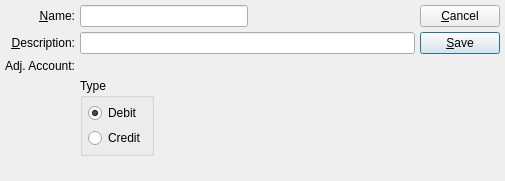
Before: the Qt Designer form xtuple/trunk/guiclient/bankAdjustmentType.ui in WooodHead/xtuple, drawn with Qt 5.
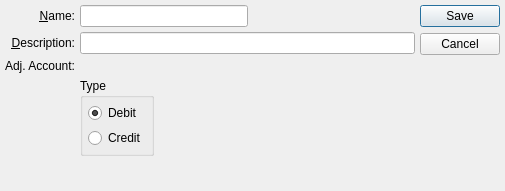
After: the same form once the commit is applied. Custom widgets are drawn as their Qt base class.

Commit message: issue #11491:  Continue moving windows to Setup screen.

```diff
--- a/xtuple/trunk/guiclient/bankAdjustmentType.ui
+++ b/xtuple/trunk/guiclient/bankAdjustmentType.ui
@@ -9,39 +9,27 @@
 to be bound by its terms.</comment>
  <exportmacro></exportmacro>
  <class>bankAdjustmentType</class>
- <widget class="QDialog" name="bankAdjustmentType" >
-  <property name="geometry" >
+ <widget class="QDialog" name="bankAdjustmentType">
+  <property name="geometry">
    <rect>
     <x>0</x>
     <y>0</y>
     <width>505</width>
-    <height>181</height>
+    <height>191</height>
    </rect>
   </property>
   <property name="windowTitle" >
    <string>Adjustment Type</string>
   </property>
-  <layout class="QHBoxLayout" >
-   <property name="margin" >
-    <number>5</number>
-   </property>
-   <property name="spacing" >
-    <number>5</number>
-   </property>
-   <item>
-    <layout class="QVBoxLayout" >
-     <property name="margin" >
-      <number>0</number>
-     </property>
-     <property name="spacing" >
+  <layout class="QGridLayout" name="gridLayout">
+   <item row="0" column="0">
+    <layout class="QVBoxLayout">
+     <property name="spacing">
       <number>0</number>
      </property>
      <item>
-      <layout class="QGridLayout" >
-       <property name="margin" >
-        <number>0</number>
-       </property>
-       <property name="spacing" >
+      <layout class="QGridLayout">
+       <property name="spacing">
         <number>5</number>
        </property>
        <item row="0" column="0" >
@@ -57,12 +45,9 @@
          </property>
         </widget>
        </item>
-       <item row="0" column="1" >
-        <layout class="QHBoxLayout" >
-         <property name="margin" >
-          <number>0</number>
-         </property>
-         <property name="spacing" >
+       <item row="0" column="1">
+        <layout class="QHBoxLayout">
+         <property name="spacing">
           <number>0</number>
          </property>
          <item>
@@ -99,12 +84,9 @@
          </property>
         </widget>
        </item>
-       <item row="3" column="1" >
-        <layout class="QHBoxLayout" >
-         <property name="margin" >
-          <number>0</number>
-         </property>
-         <property name="spacing" >
+       <item row="3" column="1">
+        <layout class="QHBoxLayout">
+         <property name="spacing">
           <number>0</number>
          </property>
          <item>
@@ -196,62 +178,19 @@
      </item>
     </layout>
    </item>
-   <item>
-    <layout class="QVBoxLayout" >
-     <property name="margin" >
-      <number>0</number>
+   <item row="0" column="1">
+    <widget class="QDialogButtonBox" name="_buttonBox">
+     <property name="orientation">
+      <enum>Qt::Vertical</enum>
      </property>
-     <property name="spacing" >
-      <number>0</number>
+     <property name="standardButtons">
+      <set>QDialogButtonBox::Cancel|QDialogButtonBox::Save</set>
      </property>
-     <item>
-      <layout class="QVBoxLayout" >
-       <property name="margin" >
-        <number>0</number>
-       </property>
-       <property name="spacing" >
-        <number>5</number>
-       </property>
-       <item>
-        <widget class="QPushButton" name="_close" >
-         <property name="text" >
-          <string>&amp;Cancel</string>
-         </property>
-        </widget>
-       </item>
-       <item>
-        <widget class="QPushButton" name="_save" >
-         <property name="text" >
-          <string>&amp;Save</string>
-         </property>
-         <property name="default" >
-          <bool>true</bool>
-         </property>
-        </widget>
-       </item>
-      </layout>
-     </item>
-     <item>
-      <spacer>
-       <property name="orientation" >
-        <enum>Qt::Vertical</enum>
-       </property>
-       <property name="sizeType" >
-        <enum>QSizePolicy::Expanding</enum>
-       </property>
-       <property name="sizeHint" >
-        <size>
-         <width>20</width>
-         <height>20</height>
-        </size>
-       </property>
-      </spacer>
-     </item>
-    </layout>
+    </widget>
    </item>
   </layout>
  </widget>
- <layoutdefault spacing="5" margin="5" />
+ <layoutdefault spacing="5" margin="5"/>
  <pixmapfunction>qPixmapFromMimeSource</pixmapfunction>
  <customwidgets>
   <customwidget>
```
Left out of the diff: 112 changed lines with no effect on the pictures. The commit also changes 5 other files.
